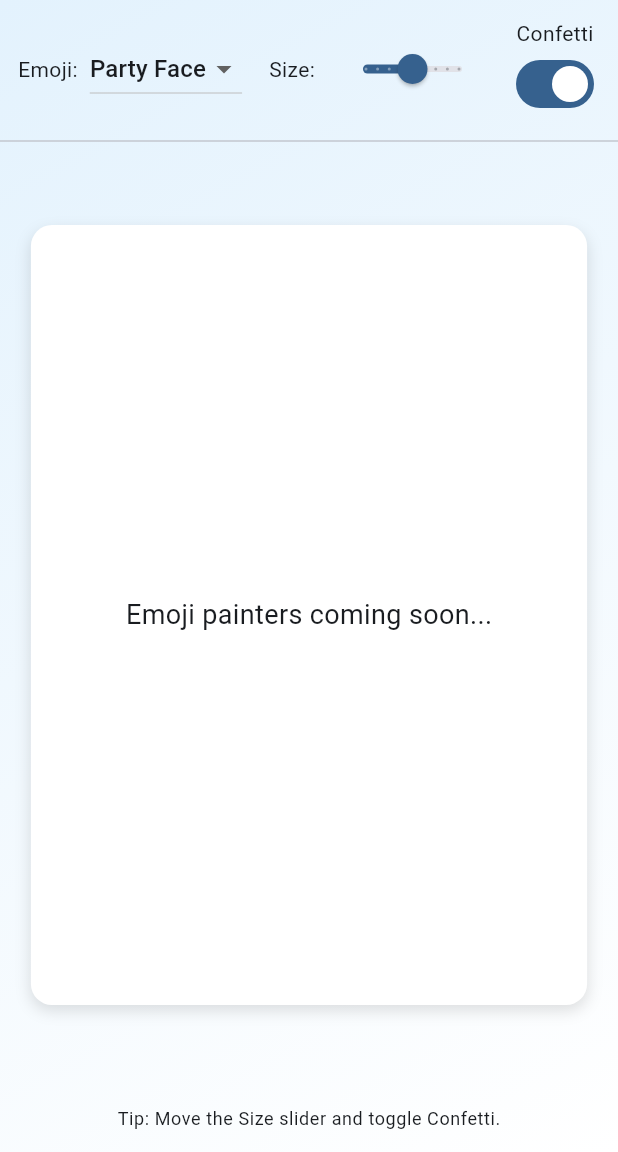
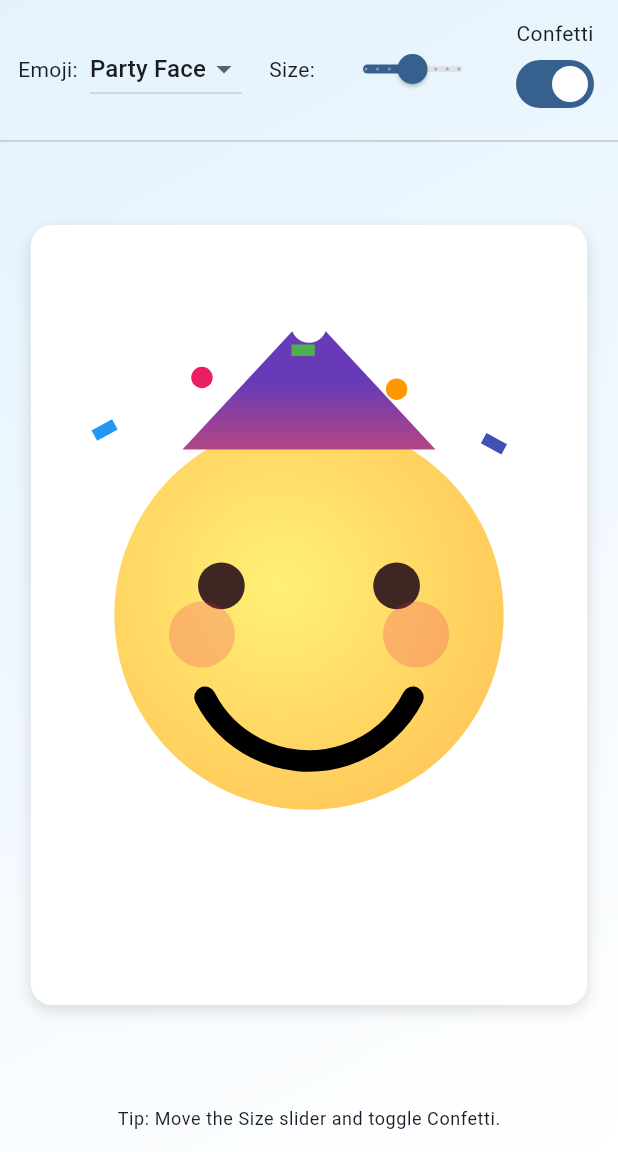
Before and after one commit to jithu2111/act4, a Flutter app: the screen it shows after launch, on a phone screen of 412 x 824 dp, the part 84-1236 px from its top. Run offline on Flutter 3.47's test engine with Material 3 defaults, Android fonts, the phone set to English and light mode, and no system bars.

Commit message:
Added custom painter integrations

```diff
--- a/lib/main.dart
+++ b/lib/main.dart
@@ -1,5 +1,8 @@
 import 'package:flutter/material.dart';
 import 'dart:math';
+
+import 'painters/party_face_painter.dart';
+import 'painters/heart_painter.dart';
 
 void main() {
   runApp(const EmojiDrawingApp());
@@ -107,9 +110,11 @@ class _EmojiHomeScreenState extends State<EmojiHomeScreen> {
                         borderRadius: BorderRadius.circular(14),
                         boxShadow: const [BoxShadow(blurRadius: 8, color: Colors.black12, offset: Offset(0, 4))],
                       ),
-                      // Placeholder for CustomPaint - will be added in next commit
-                      child: const Center(
-                        child: Text('Emoji painters coming soon...', style: TextStyle(fontSize: 18)),
+                      child: CustomPaint(
+                        size: size,
+                        painter: _selected == EmojiType.party
+                            ? PartyFacePainter(scale: _scale, showConfetti: _confetti)
+                            : HeartPainter(scale: _scale),
                       ),
                     ),
                   );
```
